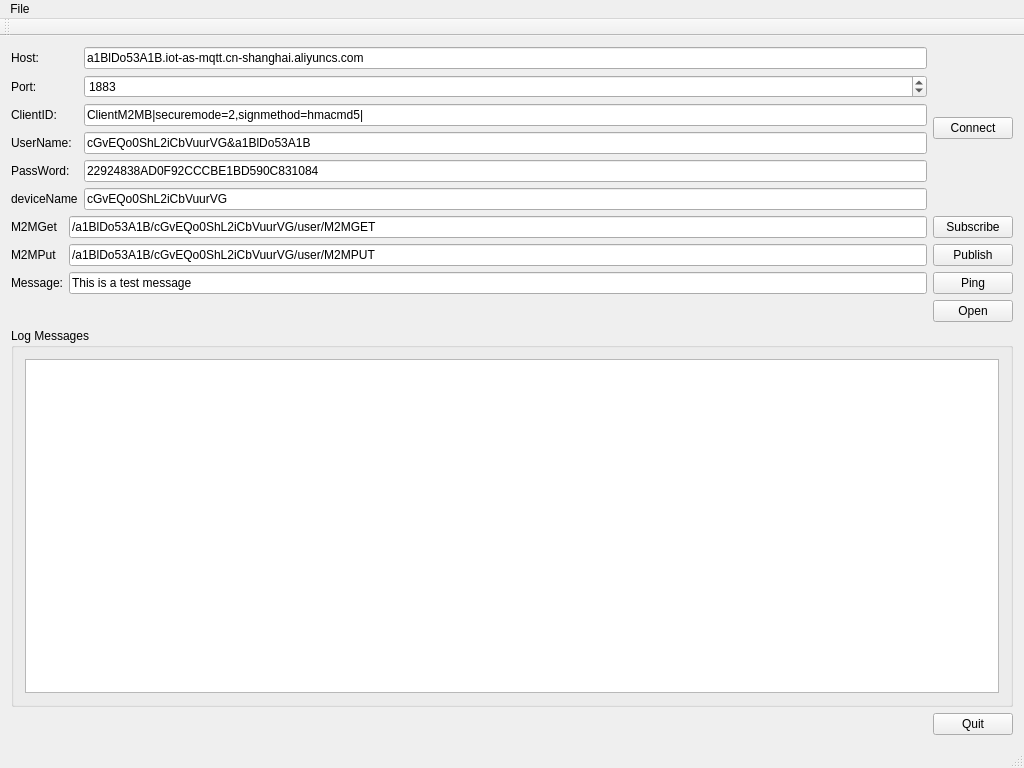
Qt form mainwindow.ui (seblee/IMCQ) before a commit.
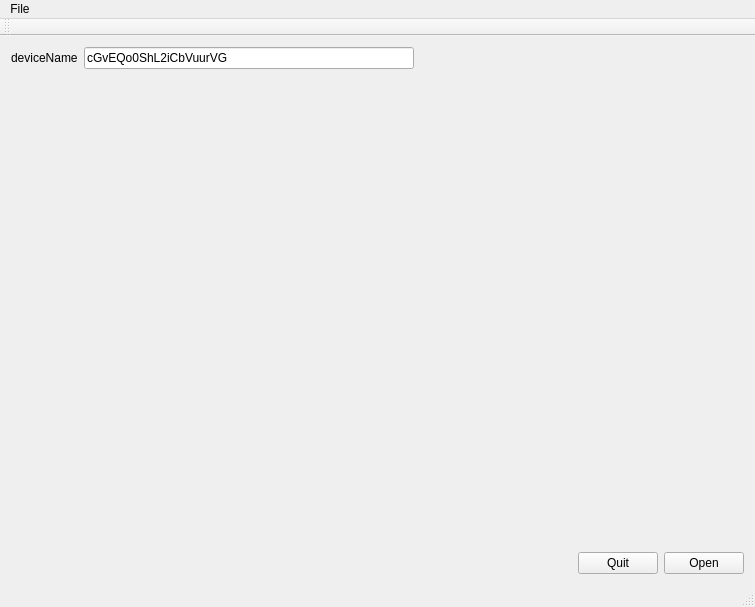
The same form after that commit.

What changed in the file:
```diff
--- a/mainwindow.ui
+++ b/mainwindow.ui
@@ -6,205 +6,31 @@
    <rect>
     <x>0</x>
     <y>0</y>
-    <width>1024</width>
-    <height>768</height>
+    <width>755</width>
+    <height>607</height>
    </rect>
   </property>
   <property name="windowTitle">
    <string>IMCQ</string>
   </property>
   <widget class="QWidget" name="centralWidget">
-   <layout class="QVBoxLayout" name="verticalLayout">
+   <layout class="QVBoxLayout" name="verticalLayout" stretch="0,1,0">
     <item>
      <layout class="QHBoxLayout" name="horizontalLayout">
       <item>
-       <layout class="QFormLayout" name="formLayout">
-        <item row="0" column="0">
-         <widget class="QLabel" name="label">
-          <property name="text">
-           <string>Host:</string>
-          </property>
-         </widget>
-        </item>
-        <item row="0" column="1">
-         <widget class="QLineEdit" name="lineEditHost">
-          <property name="text">
-           <string>a1BlDo53A1B.iot-as-mqtt.cn-shanghai.aliyuncs.com</string>
-          </property>
-         </widget>
-        </item>
-        <item row="2" column="0">
-         <widget class="QLabel" name="label_2">
-          <property name="text">
-           <string>Port:</string>
-          </property>
-         </widget>
-        </item>
-        <item row="2" column="1">
-         <widget class="QSpinBox" name="spinBoxPort">
-          <property name="maximum">
-           <number>99999</number>
-          </property>
-          <property name="value">
-           <number>1883</number>
-          </property>
-         </widget>
-        </item>
-        <item row="3" column="0">
-         <widget class="QLabel" name="label_5">
-          <property name="text">
-           <string>ClientID:</string>
-          </property>
-         </widget>
-        </item>
-        <item row="3" column="1">
-         <widget class="QLineEdit" name="lineEditClientID">
-          <property name="text">
-           <string>ClientM2MB|securemode=2,signmethod=hmacmd5|</string>
-          </property>
-         </widget>
-        </item>
-        <item row="4" column="0">
-         <widget class="QLabel" name="label_6">
-          <property name="text">
-           <string>UserName:</string>
-          </property>
-         </widget>
-        </item>
-        <item row="4" column="1">
-         <widget class="QLineEdit" name="lineEditUserName">
-          <property name="text">
-           <string>cGvEQo0ShL2iCbVuurVG&amp;a1BlDo53A1B</string>
-          </property>
-         </widget>
-        </item>
-        <item row="5" column="0">
-         <widget class="QLabel" name="label_7">
-          <property name="text">
-           <string>PassWord:</string>
-          </property>
-         </widget>
-        </item>
-        <item row="5" column="1">
-         <widget class="QLineEdit" name="lineEditPassWord">
-          <property name="text">
-           <string>22924838AD0F92CCCBE1BD590C831084</string>
-          </property>
-         </widget>
-        </item>
-        <item row="6" column="0">
-         <widget class="QLabel" name="label_3">
-          <property name="text">
-           <string>deviceName</string>
-          </property>
-         </widget>
-        </item>
-        <item row="6" column="1">
-         <widget class="QLineEdit" name="lineEditdeviceName">
-          <property name="text">
-           <string>cGvEQo0ShL2iCbVuurVG</string>
-          </property>
-         </widget>
-        </item>
-       </layout>
+       <widget class="QLabel" name="label_3">
+        <property name="text">
+         <string>deviceName</string>
+        </property>
+       </widget>
       </item>
       <item>
-       <widget class="QPushButton" name="buttonConnect">
+       <widget class="QLineEdit" name="lineEditdeviceName">
         <property name="text">
-         <string>Connect</string>
+         <string>cGvEQo0ShL2iCbVuurVG</string>
         </property>
        </widget>
       </item>
-     </layout>
-    </item>
-    <item>
-     <layout class="QGridLayout" name="gridLayout">
-      <item row="0" column="1">
-       <widget class="QLineEdit" name="lineEditSubscribe">
-        <property name="text">
-         <string>/a1BlDo53A1B/cGvEQo0ShL2iCbVuurVG/user/M2MGET</string>
-        </property>
-       </widget>
-      </item>
-      <item row="2" column="0">
-       <widget class="QLabel" name="label_4">
-        <property name="text">
-         <string>Message:</string>
-        </property>
-       </widget>
-      </item>
-      <item row="0" column="0">
-       <widget class="QLabel" name="label_8">
-        <property name="text">
-         <string>M2MGet</string>
-        </property>
-       </widget>
-      </item>
-      <item row="1" column="1">
-       <widget class="QLineEdit" name="lineEditPublish">
-        <property name="text">
-         <string>/a1BlDo53A1B/cGvEQo0ShL2iCbVuurVG/user/M2MPUT</string>
-        </property>
-       </widget>
-      </item>
-      <item row="2" column="2">
-       <widget class="QPushButton" name="buttonPing">
-        <property name="text">
-         <string>Ping</string>
-        </property>
-       </widget>
-      </item>
-      <item row="1" column="0">
-       <widget class="QLabel" name="label_9">
-        <property name="text">
-         <string>M2MPut</string>
-        </property>
-       </widget>
-      </item>
-      <item row="0" column="2">
-       <widget class="QPushButton" name="buttonSubscribe">
-        <property name="text">
-         <string>Subscribe</string>
-        </property>
-       </widget>
-      </item>
-      <item row="2" column="1">
-       <widget class="QLineEdit" name="lineEditMessage">
-        <property name="text">
-         <string>This is a test message</string>
-        </property>
-       </widget>
-      </item>
-      <item row="1" column="2">
-       <widget class="QPushButton" name="buttonPublish">
-        <property name="text">
-         <string>Publish</string>
-        </property>
-       </widget>
-      </item>
-      <item row="3" column="2">
-       <widget class="QPushButton" name="ButtonOpen">
-        <property name="text">
-         <string>Open</string>
-        </property>
-       </widget>
-      </item>
-     </layout>
-    </item>
-    <item>
-     <widget class="QGroupBox" name="groupBox">
-      <property name="title">
-       <string>Log Messages</string>
-      </property>
-      <layout class="QHBoxLayout" name="horizontalLayout_2">
-       <item>
-        <widget class="QPlainTextEdit" name="editLog"/>
-       </item>
-      </layout>
-     </widget>
-    </item>
-    <item>
-     <layout class="QHBoxLayout" name="horizontalLayout_3">
       <item>
        <spacer name="horizontalSpacer">
         <property name="orientation">
@@ -218,6 +44,30 @@
         </property>
        </spacer>
       </item>
+     </layout>
+    </item>
+    <item>
+     <layout class="QVBoxLayout" name="verticalLayout_2">
+      <item>
+       <widget class="QWidget" name="widget" native="true"/>
+      </item>
+     </layout>
+    </item>
+    <item>
+     <layout class="QHBoxLayout" name="horizontalLayout_2">
+      <item>
+       <spacer name="horizontalSpacer_2">
+        <property name="orientation">
+         <enum>Qt::Horizontal</enum>
+        </property>
+        <property name="sizeHint" stdset="0">
+         <size>
+          <width>40</width>
+          <height>20</height>
+         </size>
+        </property>
+       </spacer>
+      </item>
       <item>
        <widget class="QPushButton" name="buttonQuit">
         <property name="text">
@@ -225,6 +75,13 @@
         </property>
        </widget>
       </item>
+      <item>
+       <widget class="QPushButton" name="ButtonOpen">
+        <property name="text">
+         <string>Open</string>
+        </property>
+       </widget>
+      </item>
      </layout>
     </item>
    </layout>
@@ -234,7 +91,7 @@
     <rect>
      <x>0</x>
      <y>0</y>
-     <width>1024</width>
+     <width>755</width>
      <height>22</height>
     </rect>
    </property>
```
